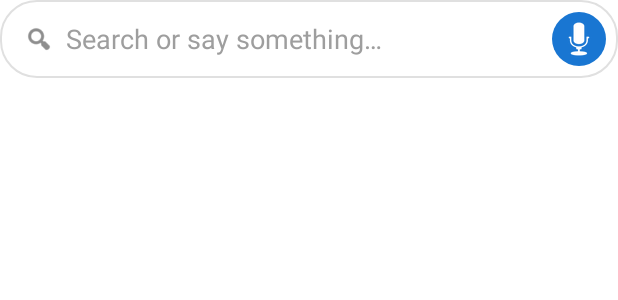
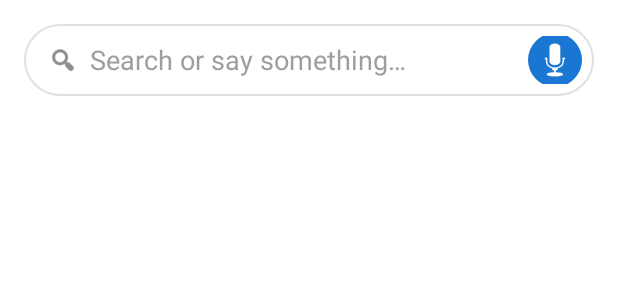
Before and after one commit to akshayabduk/smartcalc-voice-171, an Android app: the layout activity_main.xml on its own in the app's theme, with its tools: preview values and no code run, on a phone screen of 412 x 824 dp. Shown: the top 300 px of the screen. Run offline under Robolectric (Android 15) with nearby library versions, the phone set to English and light mode, and no system bars.

Commit message:
CheckPoint - cgf54a0cf2

```diff
--- a/kotlin_frontend/app/src/main/res/layout/activity_main.xml
+++ b/kotlin_frontend/app/src/main/res/layout/activity_main.xml
@@ -5,9 +5,8 @@
     tools:context=".MainActivity"
     android:background="@color/surface">
 
-    <include
+    <org.example.app.VoiceSearchBar
         android:id="@+id/voiceSearchBar"
-        layout="@layout/view_voice_search_bar"
         android:layout_width="match_parent"
         android:layout_height="wrap_content"
         android:layout_alignParentTop="true" />
```
Also changed, not shown: 3 other files.
